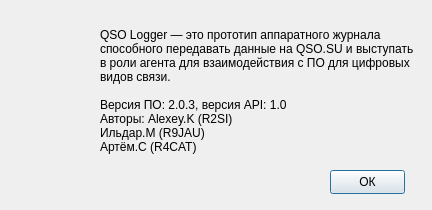
Old version of the form about.ui in the repository qsosu/logger.
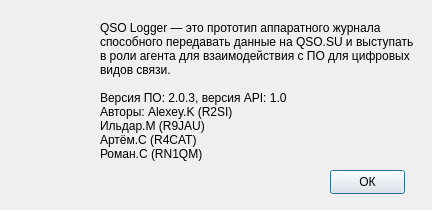
New version of the form. Icons and pictures are not drawn.

Patch:
```diff
--- a/about.ui
+++ b/about.ui
@@ -97,7 +97,8 @@
 Версия ПО: 2.0.3, версия API: 1.0
 Авторы: Alexey.K (R2SI)
 Ильдар.М (R9JAU)
-Артём.С (R4CAT)</string>
+Артём.С (R4CAT)
+Роман.С (RN1QM)</string>
    </property>
    <property name="textFormat">
     <enum>Qt::PlainText</enum>
```
